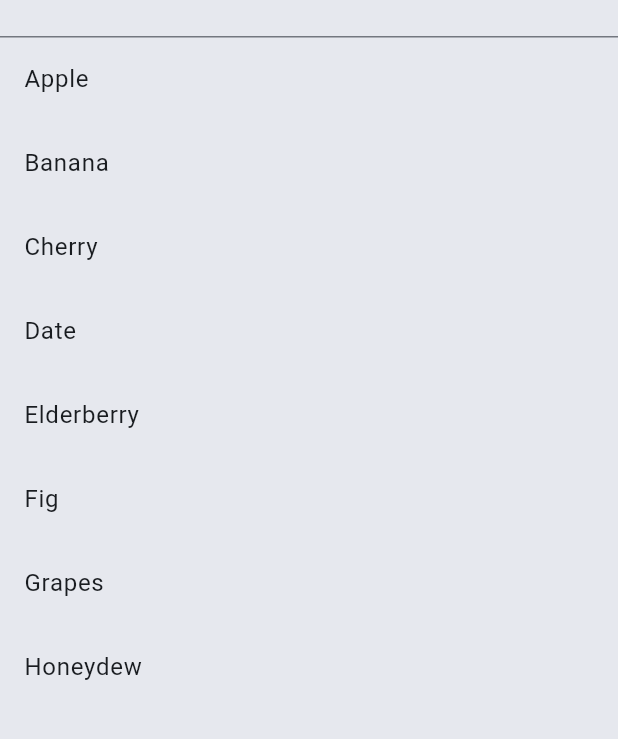
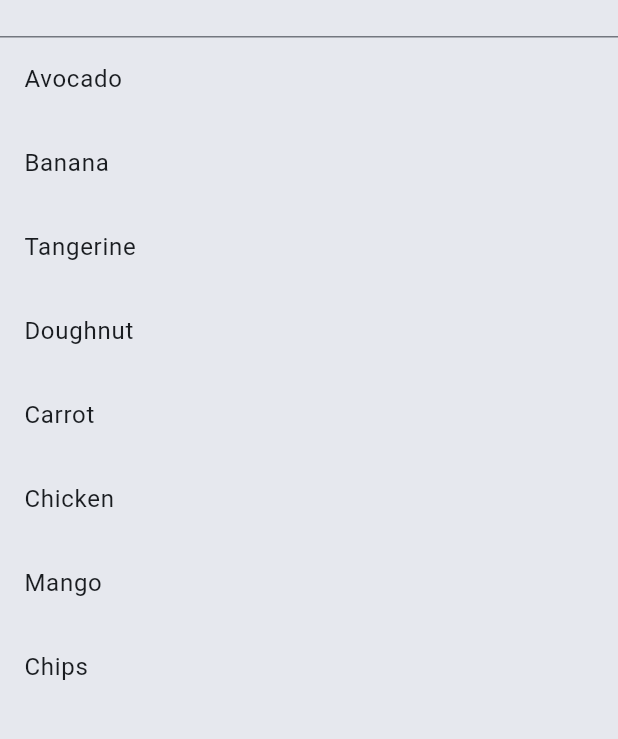
Before and after one commit to UtkristaPokharel/Searchbar_flutter, a Flutter app: the screen it shows after launch, scrolled down 410 dp, after a tap on "Search...", on a phone screen of 412 x 824 dp, the part 72-811 px from its top. Run offline on Flutter 3.47's test engine with Material 3 defaults, Android fonts, the light colour scheme and no system bars.

Commit message:
bug fixes

```diff
--- a/lib/searchbar.dart
+++ b/lib/searchbar.dart
@@ -18,14 +18,14 @@ class MySearchBar extends StatefulWidget {
 
 class _MySearchBarState extends State<MySearchBar> {
   final List<String> itemNames = [
-    'Apple',
+    'Avocado',
     'Banana',
-    'Cherry',
-    'Date',
-    'Elderberry',
-    'Fig',
-    'Grapes',
-    'Honeydew',
+    'Tangerine',
+    'Doughnut',
+    'Carrot',
+    'Chicken',
+    'Mango',
+    'Chips',
   ];
   @override
   Widget build(BuildContext context) {
@@ -43,9 +43,23 @@ class _MySearchBarState extends State<MySearchBar> {
           onChanged: (String value) {
             controller.openView();
             widget.onSearchChanged(value);
+            setState(() {});
           },
           leading: const Icon(Icons.search),
           trailing: <Widget>[
+            if (controller.text.isNotEmpty)
+              IconButton(
+                tooltip: 'Clear search',
+                onPressed: () {
+                  widget.onSearchChanged('');
+                  try {
+                    controller.text = '';
+                  } catch (_) {}
+                  setState(() {});
+                },
+                icon: const Icon(Icons.clear),
+              ),
+
             Tooltip(
               message: 'Change brightness mode',
               child: IconButton(
@@ -62,7 +76,7 @@ class _MySearchBarState extends State<MySearchBar> {
       },
       suggestionsBuilder: (BuildContext context, SearchController controller) {
         final query = controller.text.trim().toLowerCase();
-         final suggestions = query.isEmpty
+        final suggestions = query.isEmpty
             ? itemNames
             : itemNames.where((item) {
                 final itemLower = item.toLowerCase();
@@ -79,7 +93,6 @@ class _MySearchBarState extends State<MySearchBar> {
           );
         });
       },
-      // check
     );
   }
 }
```
